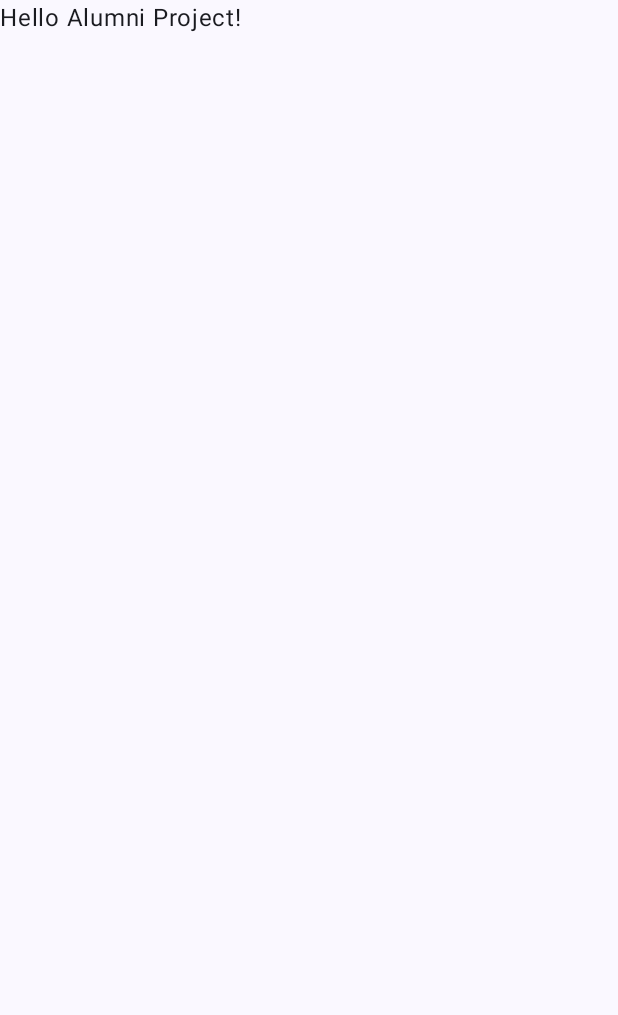
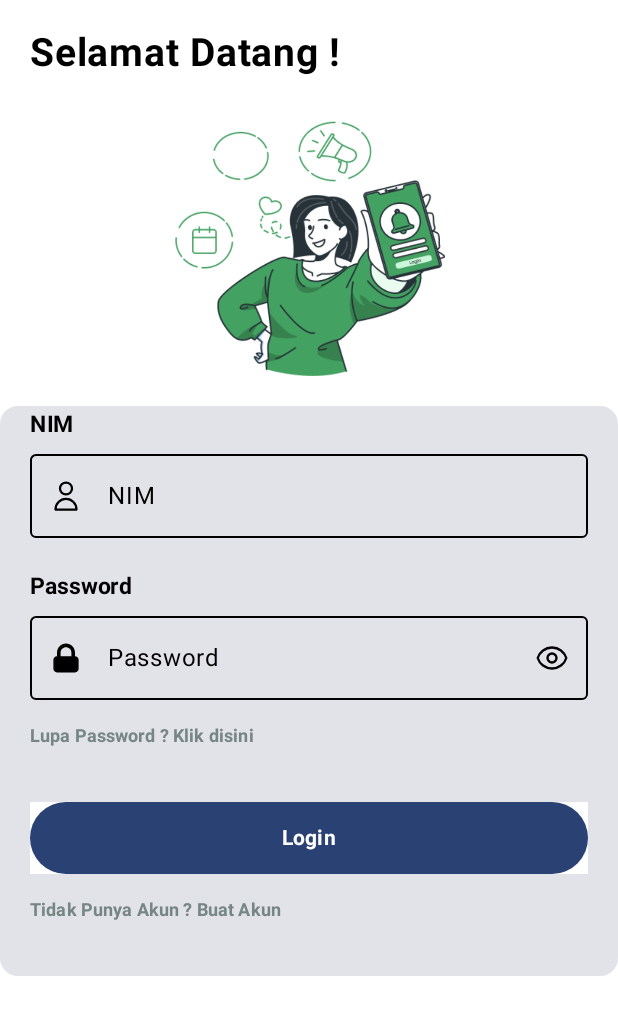
Before and after one commit to fasilkomti-alumni-connect/fe-alumni-connect, an Android app built with Jetpack Compose: the screen it shows after launch (MainActivity), on a phone screen of 412 x 824 dp. Before the commit the part shown is almost empty. Shown: the top 1015 px of the screen. Run offline under Robolectric (Android 15) with nearby library versions, the phone set to English and light mode, and no system bars.

Commit message:
feat:create login page

```diff
--- a/app/src/main/java/com/example/fealumniconnect/MainActivity.kt
+++ b/app/src/main/java/com/example/fealumniconnect/MainActivity.kt
@@ -4,43 +4,28 @@ import android.os.Bundle
 import androidx.activity.ComponentActivity
 import androidx.activity.compose.setContent
 import androidx.compose.foundation.layout.fillMaxSize
-import androidx.compose.material3.MaterialTheme
+import androidx.compose.material3.ExperimentalMaterial3Api
+//import androidx.compose.material3.MaterialTheme
 import androidx.compose.material3.Surface
-import androidx.compose.material3.Text
-import androidx.compose.runtime.Composable
+//import androidx.compose.material3.Text
+//import androidx.compose.runtime.Composable
 import androidx.compose.ui.Modifier
-import androidx.compose.ui.tooling.preview.Preview
+//import androidx.compose.ui.tooling.preview.Preview
+import com.example.fealumniconnect.ui.screens.LoginScreen
+import com.example.fealumniconnect.ui.theme.BackgroundColor
 import com.example.fealumniconnect.ui.theme.FEAlumniConnectTheme
 
 class MainActivity : ComponentActivity() {
+    @ExperimentalMaterial3Api
     override fun onCreate(savedInstanceState: Bundle?) {
         super.onCreate(savedInstanceState)
         setContent {
             FEAlumniConnectTheme {
                 // A surface container using the 'background' color from the theme
-                Surface(
-                    modifier = Modifier.fillMaxSize(),
-                    color = MaterialTheme.colorScheme.background
-                ) {
-                    Greeting("Alumni Project")
+                Surface(color = BackgroundColor, modifier = Modifier.fillMaxSize()) {
+                    LoginScreen()
                 }
             }
         }
     }
 }
-
-@Composable
-fun Greeting(name: String, modifier: Modifier = Modifier) {
-    Text(
-        text = "Hello $name!",
-        modifier = modifier
-    )
-}
-
-@Preview(showBackground = true)
-@Composable
-fun GreetingPreview() {
-    FEAlumniConnectTheme {
-        Greeting("Alumni Project")
-    }
-}
--- /dev/null
+++ b/app/src/main/java/com/example/fealumniconnect/ui/screens/LoginScreen.kt
@@ -0,0 +1,227 @@
+package com.example.fealumniconnect.ui.screens
+
+import androidx.compose.foundation.Image
+import androidx.compose.foundation.background
+import androidx.compose.foundation.layout.*
+import androidx.compose.foundation.text.KeyboardOptions
+//import androidx.compose.material.*
+import androidx.compose.material3.*
+import androidx.compose.material3.Button
+import androidx.compose.material3.ButtonDefaults
+import androidx.compose.material3.Card
+import androidx.compose.material3.CardDefaults
+import androidx.compose.material3.ExperimentalMaterial3Api
+import androidx.compose.material3.Icon
+import androidx.compose.material3.IconButton
+import androidx.compose.material3.OutlinedTextField
+import androidx.compose.material3.Text
+import androidx.compose.material3.TextButton
+import androidx.compose.material3.TextFieldDefaults
+import androidx.compose.runtime.*
+import androidx.compose.ui.Alignment
+import androidx.compose.ui.Modifier
+import androidx.compose.ui.graphics.Color
+import androidx.compose.ui.layout.ContentScale
+import androidx.compose.ui.res.painterResource
+//import androidx.compose.ui.text.TextStyle
+import androidx.compose.ui.text.font.FontWeight
+import androidx.compose.ui.text.input.KeyboardType
+import androidx.compose.ui.text.input.PasswordVisualTransformation
+import androidx.compose.ui.text.input.VisualTransformation
+//import androidx.compose.ui.text.style.TextAlign
+//import androidx.compose.ui.text.style.TextAlign
+import androidx.compose.ui.unit.dp
+import androidx.compose.ui.unit.sp
+import com.example.fealumniconnect.R
+import com.example.fealumniconnect.ui.theme.*
+
+@OptIn(ExperimentalMaterial3Api::class)
+@Composable
+fun LoginScreen() {
+    var username by remember { mutableStateOf("") }
+    var password by remember { mutableStateOf("") }
+    var isPasswordOpen by remember { mutableStateOf(false) }
+
+    Box(contentAlignment = Alignment.TopCenter) {
+        Column(horizontalAlignment = Alignment.CenterHorizontally) {
+
+            Text(
+                text = "Selamat Datang !",
+                fontSize = 26.sp,
+                color = Color.Black,
+                modifier = Modifier
+                    .fillMaxWidth()
+                    .padding(horizontal = 20.dp)
+                    .padding(top = 20.dp),
+                fontWeight = FontWeight.Bold,
+                fontFamily = Poppins
+            )
+
+//            val imageModifier = Modifier
+//                .size(150.dp)
+            Image(
+                painter = painterResource(id = R.drawable.anim_login), contentDescription = "",
+                contentScale = ContentScale.Fit,
+                modifier = Modifier.requiredSize(200.dp)
+                    .fillMaxWidth()
+                    .padding(top = 30.dp),
+
+                )
+
+            Card(
+                modifier = Modifier
+                    .fillMaxWidth()
+                    .padding(top = 20.dp)
+                    .background(Color.White),
+                elevation = CardDefaults.cardElevation(defaultElevation = 0.dp)
+            ) {
+
+                Column(horizontalAlignment = Alignment.Start) {
+
+                    Text(
+                        text = "NIM",
+                        color = SecondaryColor,
+                        fontFamily = Poppins,
+                        fontSize = 15.sp,
+                        modifier = Modifier
+                            .padding(horizontal = 20.dp),
+                    )
+
+                    OutlinedTextField(
+                        value = username, onValueChange = {
+                            username = it
+                        },
+                        label = {
+                            Text(text = "NIM", color = SecondaryColor)
+                        },
+                        modifier = Modifier
+                            .fillMaxWidth()
+                            .padding(horizontal = 20.dp),
+                        colors = TextFieldDefaults.outlinedTextFieldColors(
+                            unfocusedBorderColor = SecondaryColor,
+                            textColor = SecondaryColor
+
+                        ),
+                        keyboardOptions = KeyboardOptions(
+                            keyboardType =
+                            KeyboardType.Number
+                        ),
+                        singleLine = true,
+                        leadingIcon = {
+                            Icon(
+                                painter = painterResource(id = R.drawable.ic_user),
+                                contentDescription = "",
+                                tint = SecondaryColor,
+                                modifier = Modifier.size(24.dp)
+                            )
+                        }
+                    )
+
+                    Text(
+                        text = "Password",
+                        color = SecondaryColor,
+                        fontFamily = Poppins,
+                        fontSize = 15.sp,
+                        modifier = Modifier
+                            .padding(horizontal = 20.dp)
+                            .padding(top = 20.dp)
+                    )
+
+
+                    OutlinedTextField(
+                        value = password, onValueChange = {
+                            password = it
+                        },
+                        label = {
+                            Text(text = "Password", color = SecondaryColor)
+                        },
+                        modifier = Modifier
+                            .fillMaxWidth()
+                            .padding(horizontal = 20.dp),
+                        colors = TextFieldDefaults.outlinedTextFieldColors(
+                            unfocusedBorderColor = SecondaryColor,
+                            textColor = SecondaryColor
+                        ),
+                        keyboardOptions = KeyboardOptions(keyboardType = KeyboardType.Password),
+                        singleLine = true,
+                        visualTransformation = if (!isPasswordOpen) PasswordVisualTransformation() else VisualTransformation.None,
+                        leadingIcon = {
+                            Icon(
+                                painter = painterResource(id = R.drawable.ic_password),
+                                contentDescription = "",
+                                tint = SecondaryColor,
+                                modifier = Modifier.size(24.dp)
+                            )
+                        },
+                        trailingIcon = {
+                            IconButton(onClick = { isPasswordOpen = !isPasswordOpen }) {
+                                if (!isPasswordOpen) {
+                                    Icon(
+                                        painter = painterResource(id = R.drawable.ic_eye_open),
+                                        contentDescription = "",
+                                        tint = SecondaryColor,
+                                        modifier = Modifier.size(24.dp)
+                                    )
+                                } else {
+                                    Icon(
+                                        painter = painterResource(id = R.drawable.ic_eye_close),
+                                        contentDescription = "",
+                                        tint = SecondaryColor,
+                                        modifier = Modifier.size(24.dp)
+                                    )
+                                }
+                            }
+                        }
+                    )
+
+                    Column(horizontalAlignment = Alignment.End)
+                    {
+                        TextButton(
+                            onClick = {},
+                            contentPadding = PaddingValues(vertical = 0.dp, horizontal = 20.dp)
+                        ) {
+                            Text(
+                                text = "Lupa Password ? Klik disini",
+                                color = LightTextColor,
+                                fontFamily = Poppins,
+                                fontSize = 12.sp,
+                            )
+                        }
+                    }
+
+                    Button(
+                        onClick = {},
+                        modifier = Modifier
+                            .fillMaxWidth()
+                            .padding(horizontal = 20.dp)
+                            .padding(top = 20.dp)
+                            .background(Color.White),
+                        colors = ButtonDefaults.buttonColors(
+                            contentColor = Color.White
+                        ),
+                        contentPadding = PaddingValues(vertical = 14.dp)
+                    ) {
+
+                        Text(text = "Login", fontFamily = Poppins)
+                    }
+
+                    Column(horizontalAlignment = Alignment.End)
+                    {
+                        TextButton(
+                            onClick = {},
+                            contentPadding = PaddingValues(vertical = 0.dp, horizontal = 20.dp)
+                        ) {
+                            Text(
+                                text = "Tidak Punya Akun ? Buat Akun",
+                                color = LightTextColor,
+                                fontFamily = Poppins,
+                                fontSize = 12.sp,
+                            )
+                        }
+                        Spacer(modifier = Modifier.height(20.dp))
+                    }
+                }
+            }
+        }
+    }
+}
--- a/app/src/main/java/com/example/fealumniconnect/ui/theme/Color.kt
+++ b/app/src/main/java/com/example/fealumniconnect/ui/theme/Color.kt
@@ -9,3 +9,13 @@ val Pink80 = Color(0xFFEFB8C8)
 val Purple40 = Color(0xFF6650a4)
 val PurpleGrey40 = Color(0xFF625b71)
 val Pink40 = Color(0xFF7D5260)
+
+// yang dipakai
+val Teal200 = Color(0xFF03DAC5)
+val PrimaryColor = Color(0xFF43A162)
+val BackgroundColor = Color(0xFFFFFFFF)
+val LightTextColor = Color(0xFF758684)
+val SecondaryColor = Color(0xFF000000)
+val PlaceholderColor = Color(0xFFE5E5E5)
+val LightPrimaryColor = Color(0xFFFFF6EE)
+val BoldTextColor = Color(0xFF000000)
--- /dev/null
+++ b/app/src/main/java/com/example/fealumniconnect/ui/theme/Shape.kt
@@ -0,0 +1,19 @@
+package com.example.fealumniconnect.ui.theme
+
+import androidx.compose.foundation.shape.RoundedCornerShape
+import androidx.compose.material3.Shapes
+import androidx.compose.ui.unit.dp
+
+val Shapes = Shapes(
+    small = RoundedCornerShape(4.dp),
+    medium = RoundedCornerShape(12.dp),
+    large = RoundedCornerShape(16.dp)
+)
+
+val BottomBoxShape = Shapes(
+    medium = RoundedCornerShape(topStart = 14.dp, topEnd = 14.dp, bottomEnd = 0.dp, bottomStart = 0.dp)
+)
+
+val InputBoxShape = Shapes(
+    medium = RoundedCornerShape(14.dp)
+)
--- a/app/src/main/java/com/example/fealumniconnect/ui/theme/Type.kt
+++ b/app/src/main/java/com/example/fealumniconnect/ui/theme/Type.kt
@@ -2,11 +2,14 @@ package com.example.fealumniconnect.ui.theme
 
 import androidx.compose.material3.Typography
 import androidx.compose.ui.text.TextStyle
+import androidx.compose.ui.text.font.Font
 import androidx.compose.ui.text.font.FontFamily
 import androidx.compose.ui.text.font.FontWeight
 import androidx.compose.ui.unit.sp
+import com.example.fealumniconnect.R
 
 // Set of Material typography styles to start with
+val Poppins = FontFamily(Font(R.font.poppins))
 val Typography = Typography(
     bodyLarge = TextStyle(
         fontFamily = FontFamily.Default,
--- /dev/null
+++ b/app/src/main/res/drawable/ic_eye_close.xml
@@ -0,0 +1,13 @@
+<vector xmlns:android="http://schemas.android.com/apk/res/android"
+    android:width="62dp"
+    android:height="62dp"
+    android:viewportWidth="62"
+    android:viewportHeight="62">
+    <path
+        android:pathData="M44.9783,44.9784L54.2499,54.25M35.8437,48.6313C34.2468,48.9332 32.6251,49.0846 30.9999,49.0833C19.4318,49.0833 9.6409,41.4806 6.3472,31C7.2339,28.1793 8.5998,25.5323 10.3849,23.1751L35.8437,48.6313ZM25.5181,25.5207C26.9716,24.0672 28.943,23.2506 30.9986,23.2506C33.0542,23.2506 35.0256,24.0672 36.4792,25.5207C37.9327,26.9743 38.7493,28.9457 38.7493,31.0013C38.7493,33.0569 37.9327,35.0283 36.4792,36.4818L25.5181,25.5207ZM25.5181,25.5182L36.4766,36.4767L25.5181,25.5182ZM25.5233,25.5233L17.0241,17.0242L25.5233,25.5233ZM36.4818,36.4818L44.9809,44.981L36.4818,36.4818ZM7.7499,7.75L17.0241,17.0242L7.7499,7.75ZM17.0241,17.0242C21.1893,14.3364 26.0428,12.91 30.9999,12.9167C42.5681,12.9167 52.3589,20.5194 55.6527,31C53.8341,36.762 50.0581,41.7068 44.9783,44.9784L17.0241,17.0242Z"
+        android:strokeLineJoin="round"
+        android:strokeWidth="4"
+        android:fillColor="#00000000"
+        android:strokeColor="#000000"
+        android:strokeLineCap="round"/>
+</vector>
--- /dev/null
+++ b/app/src/main/res/drawable/ic_eye_open.xml
@@ -0,0 +1,20 @@
+<vector xmlns:android="http://schemas.android.com/apk/res/android"
+    android:width="62dp"
+    android:height="62dp"
+    android:viewportWidth="62"
+    android:viewportHeight="62">
+    <path
+        android:pathData="M38.75,31C38.75,33.0554 37.9335,35.0267 36.4801,36.4801C35.0267,37.9335 33.0554,38.75 31,38.75C28.9446,38.75 26.9733,37.9335 25.5199,36.4801C24.0665,35.0267 23.25,33.0554 23.25,31C23.25,28.9446 24.0665,26.9733 25.5199,25.5199C26.9733,24.0665 28.9446,23.25 31,23.25C33.0554,23.25 35.0267,24.0665 36.4801,25.5199C37.9335,26.9733 38.75,28.9446 38.75,31V31Z"
+        android:strokeLineJoin="round"
+        android:strokeWidth="4"
+        android:fillColor="#00000000"
+        android:strokeColor="#000000"
+        android:strokeLineCap="round"/>
+    <path
+        android:pathData="M6.3496,31C9.6408,20.5194 19.4342,12.9167 30.9998,12.9167C42.5679,12.9167 52.3588,20.5194 55.6499,31C52.3588,41.4806 42.5679,49.0834 30.9998,49.0834C19.4342,49.0834 9.6408,41.4806 6.3496,31V31Z"
+        android:strokeLineJoin="round"
+        android:strokeWidth="4"
+        android:fillColor="#00000000"
+        android:strokeColor="#000000"
+        android:strokeLineCap="round"/>
+</vector>
--- /dev/null
+++ b/app/src/main/res/drawable/ic_password.xml
@@ -0,0 +1,10 @@
+<vector xmlns:android="http://schemas.android.com/apk/res/android"
+    android:width="71dp"
+    android:height="71dp"
+    android:viewportWidth="71"
+    android:viewportHeight="71">
+    <path
+        android:pathData="M17.7499,31.95V24.85C17.7499,20.1424 19.62,15.6276 22.9488,12.2988C26.2775,8.9701 30.7923,7.1 35.4999,7.1C40.2075,7.1 44.7223,8.9701 48.051,12.2988C51.3798,15.6276 53.2499,20.1424 53.2499,24.85V31.95C55.1329,31.95 56.9389,32.698 58.2704,34.0295C59.6019,35.361 60.3499,37.1669 60.3499,39.05V56.8C60.3499,58.683 59.6019,60.4889 58.2704,61.8204C56.9389,63.1519 55.1329,63.9 53.2499,63.9H17.7499C15.8669,63.9 14.061,63.1519 12.7294,61.8204C11.3979,60.4889 10.6499,58.683 10.6499,56.8V39.05C10.6499,37.1669 11.3979,35.361 12.7294,34.0295C14.061,32.698 15.8669,31.95 17.7499,31.95ZM46.1499,24.85V31.95H24.8499V24.85C24.8499,22.0254 25.972,19.3166 27.9692,17.3193C29.9665,15.322 32.6753,14.2 35.4999,14.2C38.3245,14.2 41.0333,15.322 43.0306,17.3193C45.0279,19.3166 46.1499,22.0254 46.1499,24.85Z"
+        android:fillColor="#FFC17B"
+        android:fillType="evenOdd"/>
+</vector>
--- /dev/null
+++ b/app/src/main/res/drawable/ic_user.xml
@@ -0,0 +1,13 @@
+<vector xmlns:android="http://schemas.android.com/apk/res/android"
+    android:width="64dp"
+    android:height="64dp"
+    android:viewportWidth="64"
+    android:viewportHeight="64">
+    <path
+        android:pathData="M42.6667,18.6667C42.6667,21.4956 41.5429,24.2088 39.5425,26.2091C37.5421,28.2095 34.829,29.3333 32,29.3333C29.1711,29.3333 26.458,28.2095 24.4576,26.2091C22.4572,24.2088 21.3334,21.4956 21.3334,18.6667C21.3334,15.8377 22.4572,13.1246 24.4576,11.1242C26.458,9.1238 29.1711,8 32,8C34.829,8 37.5421,9.1238 39.5425,11.1242C41.5429,13.1246 42.6667,15.8377 42.6667,18.6667V18.6667ZM32,37.3333C27.0493,37.3333 22.3014,39.3 18.8007,42.8007C15.3,46.3014 13.3334,51.0493 13.3334,56H50.6667C50.6667,51.0493 48.7,46.3014 45.1994,42.8007C41.6987,39.3 36.9507,37.3333 32,37.3333V37.3333Z"
+        android:strokeLineJoin="round"
+        android:strokeWidth="4"
+        android:fillColor="#00000000"
+        android:strokeColor="#FDA858"
+        android:strokeLineCap="round"/>
+</vector>
--- /dev/null
+++ b/app/src/main/res/font/poppins.xml
@@ -0,0 +1,4 @@
+<?xml version="1.0" encoding="utf-8"?>
+<font-family xmlns:android="http://schemas.android.com/apk/res/android">
+
+</font-family>
```
Also changed, not shown: app/src/main/res/anim_login.png (added), app/src/main/res/drawable/anim_login.png (added).
